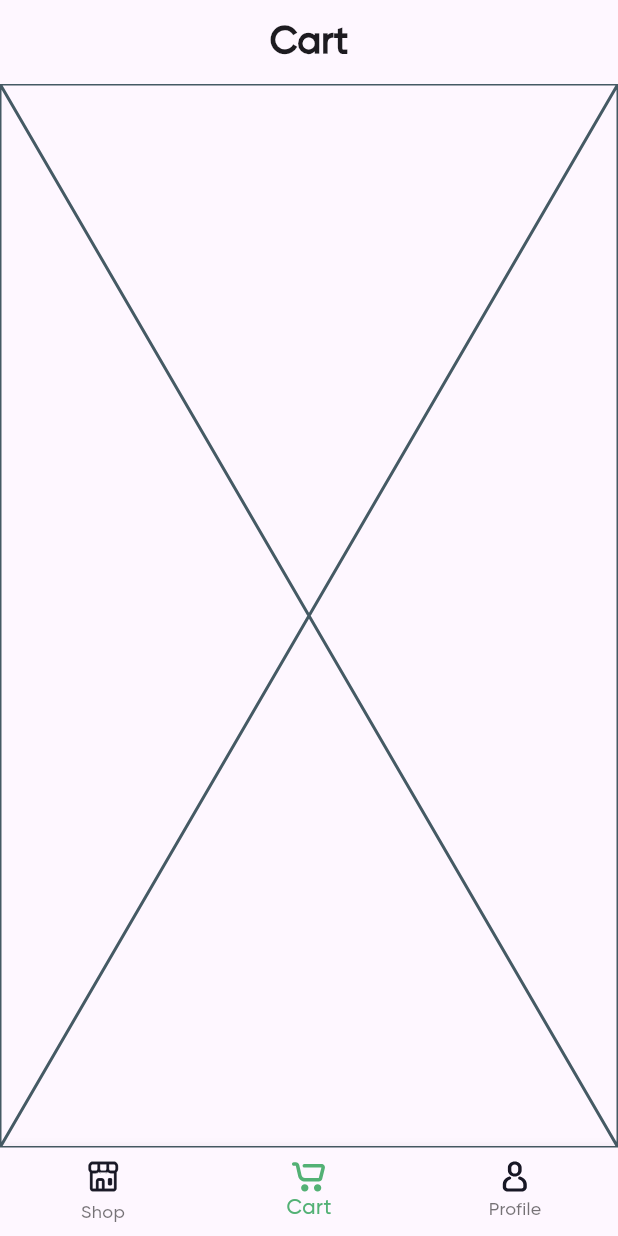
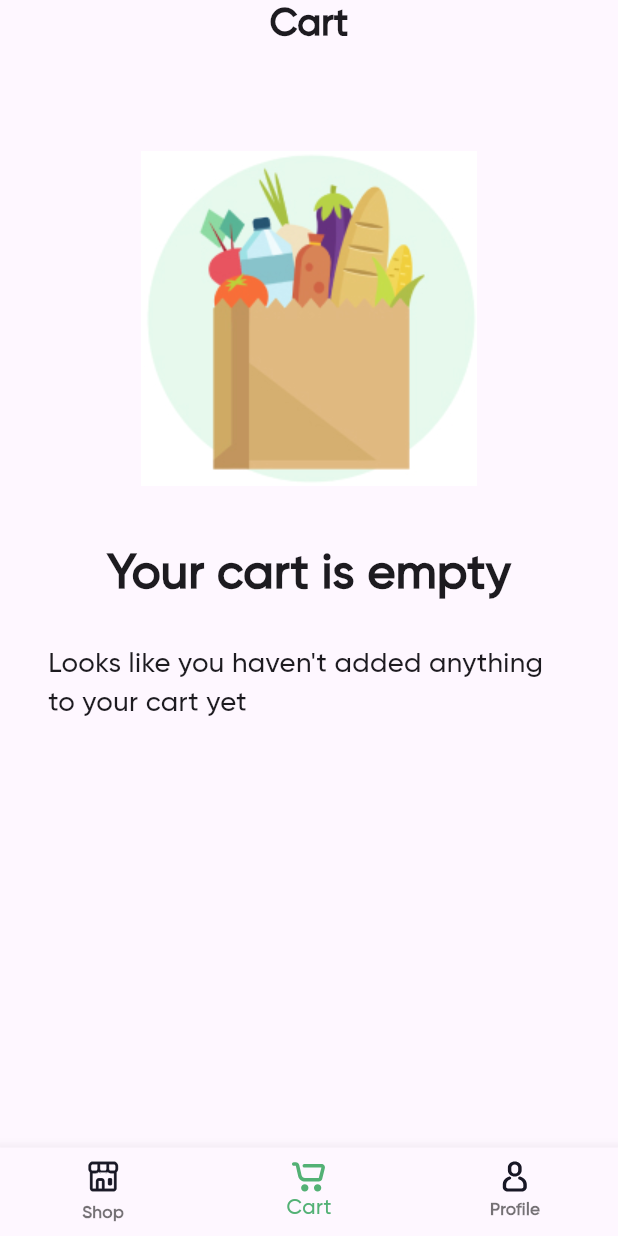
Before and after one commit to AhmedSamy02/e-commerce-app, a Flutter app: the screen it shows after launch, swiped to page 2, on a phone screen of 412 x 824 dp. Run offline on Flutter 3.47's test engine with Material 3 defaults, Android fonts, the phone set to English and light mode, and no system bars; our stand-ins replace accordion, cached_network_image, dartz, dio, email_validator, flutter_bloc and 13 more; missing offline and left inert: password_strength_checker; accounts and stored records are empty; network calls fail.

Commit message:
[➕ FR] Cart persentation layer added without checkout

```diff
--- /dev/null
+++ b/devtools_options.yaml
@@ -0,0 +1,3 @@
+description: This file stores settings for Dart & Flutter DevTools.
+documentation: https://docs.flutter.dev/tools/devtools/extensions#configure-extension-enablement-states
+extensions:
--- a/lib/core/constants/assets.dart
+++ b/lib/core/constants/assets.dart
@@ -5,3 +5,5 @@ const kGroceriesAsset = 'assets/images/groceries.jpg';
 const kCartAsset = 'assets/icons/cart.svg';
 const kProfileAsset = 'assets/icons/profile.svg';
 const kShopAsset = 'assets/icons/shop.svg';
+const kFailedAlertAsset = 'assets/images/failed_alert.jpg';
+const kCartErrorAsset = 'assets/images/cart_error.jpg';
--- a/lib/features/cart/data/models/cart.dart
+++ b/lib/features/cart/data/models/cart.dart
@@ -2,12 +2,12 @@ import 'package:hive/hive.dart';
 import 'package:simple_ecommerce/features/shop/data/models/product.dart';
 part 'cart.g.dart';
 
-@HiveType(typeId: 1)
+@HiveType(typeId: 2)
 class Cart {
   @HiveField(0)
   final Product product;
   @HiveField(1)
-  final int quantity;
+  int quantity;
 
   Cart({required this.product, required this.quantity});
 }
--- /dev/null
+++ b/lib/features/cart/presentation/controllers/cart_cubit.dart
@@ -0,0 +1,42 @@
+import 'package:flutter_bloc/flutter_bloc.dart';
+import 'package:simple_ecommerce/features/cart/data/models/cart.dart';
+import 'package:simple_ecommerce/features/cart/domain/repositories/cart_repo.dart';
+import 'package:simple_ecommerce/features/cart/domain/use_cases/get_cart_use_case.dart';
+import 'package:simple_ecommerce/features/cart/presentation/controllers/cart_states.dart';
+import 'package:simple_ecommerce/features/shop/data/models/product.dart';
+
+class CartCubit extends Cubit<CartState> {
+  CartCubit(this.cartRepository) : super(CartInitial());
+  final CartRepository cartRepository;
+  List<Cart> cartItems = [];
+  Future<void> getCart() async {
+    emit(CartLoading());
+    final result = await GetCartUseCase(cartRepository: cartRepository).call();
+    result.fold((failure) {
+      emit(CartError(message: failure.message));
+    }, (items) {
+      cartItems = items;
+      if (items.isEmpty) {
+        emit(CartEmpty());
+      } else {
+        emit(CartLoaded(cart: items));
+      }
+    });
+  }
+
+  void removeCartItem(Cart cart) {
+    cartItems.remove(cart);
+    emit(CartLoaded(cart: cartItems));
+  }
+
+  void changeQunatity(Cart cart, int quantity) {
+    final index = cartItems.indexOf(cart);
+    cartItems[index].quantity = quantity;
+    emit(CartLoaded(cart: cartItems));
+  }
+
+  Future<void> addToCart(Product product, int quantity) async {
+    cartItems.add(Cart(product: product, quantity: quantity));
+    emit(CartLoaded(cart: cartItems));
+  }
+}
--- /dev/null
+++ b/lib/features/cart/presentation/controllers/cart_states.dart
@@ -0,0 +1,21 @@
+import 'package:simple_ecommerce/features/cart/data/models/cart.dart';
+
+class CartState {}
+
+class CartInitial extends CartState {}
+
+class CartError extends CartState {
+  final String message;
+
+  CartError({required this.message});
+}
+
+class CartEmpty extends CartState {}
+
+class CartLoaded extends CartState {
+  final List<Cart> cart;
+
+  CartLoaded({required this.cart});
+}
+
+class CartLoading extends CartState {}
--- /dev/null
+++ b/lib/features/cart/presentation/screens/cart_screen.dart
@@ -0,0 +1,83 @@
+import 'package:flutter/material.dart';
+import 'package:flutter_bloc/flutter_bloc.dart';
+import 'package:flutter_screenutil/flutter_screenutil.dart';
+import 'package:flutter_spinkit/flutter_spinkit.dart';
+import 'package:simple_ecommerce/core/constants/colors.dart';
+import 'package:simple_ecommerce/core/constants/widgets/auth_normal_button.dart';
+import 'package:simple_ecommerce/features/cart/presentation/controllers/cart_cubit.dart';
+import 'package:simple_ecommerce/features/cart/presentation/controllers/cart_states.dart';
+import 'package:simple_ecommerce/features/cart/presentation/screens/cart_error_screen.dart';
+import 'package:simple_ecommerce/features/cart/presentation/screens/empty_cart_screen.dart';
+import 'package:simple_ecommerce/features/cart/presentation/widgets/cart_item.dart';
+
+class CartScreen extends StatefulWidget {
+  const CartScreen({super.key});
+
+  @override
+  State<CartScreen> createState() => _CartScreenState();
+}
+
+class _CartScreenState extends State<CartScreen> {
+  @override
+  Widget build(BuildContext context) {
+
+    return BlocBuilder<CartCubit, CartState>(
+      builder: (context, state) {
+        if (state is CartInitial || state is CartEmpty) {
+          return const EmptyCartScreen();
+        }
+        if (state is CartLoading) {
+          return const Center(
+            child: SpinKitWaveSpinner(color: kMainGreen),
+          );
+        }
+        if (state is CartError) {
+          return CartErrorScreen(message: state.message);
+        }
+        if (state is CartLoaded) {
+          return Stack(
+            children: [
+              ListView.separated(
+                separatorBuilder: (context, index) {
+                  return Divider(
+                    color: Colors.grey[400],
+                    thickness: 1.sp,
+                    height: 42.h,
+                  );
+                },
+                padding: EdgeInsets.only(bottom: 0.11.sh),
+                itemCount: state.cart.length,
+                itemBuilder: (context, index) {
+                  return CartItem(
+                    cart: state.cart[index],
+                  );
+                },
+              ),
+              Align(
+                alignment: Alignment.bottomCenter,
+                child: Container(
+                  height: 0.07.sh,
+                  decoration: BoxDecoration(
+                      color: Colors.white,
+                      borderRadius: BorderRadius.all(Radius.circular(20.r)),
+                      boxShadow: [
+                        BoxShadow(
+                          color: kMainGreen,
+                          spreadRadius: 4.r,
+                          blurRadius: 12.r,
+                          offset: Offset(0, 3.sp),
+                        )
+                      ]),
+                  width: 0.8.sw,
+                  margin: EdgeInsets.only(bottom: 0.015.sh),
+                  child: MainNormalButton(text: 'Checkout', onPressed: () {}),
+                ),
+              ),
+            ],
+          );
+        }
+        return const SizedBox();
+      },
+    );
+  }
+}
--- /dev/null
+++ b/lib/features/cart/presentation/screens/empty_cart_screen.dart
@@ -0,0 +1,45 @@
+import 'package:flutter/widgets.dart';
+import 'package:flutter_screenutil/flutter_screenutil.dart';
+import 'package:simple_ecommerce/core/constants/assets.dart';
+
+class EmptyCartScreen extends StatelessWidget {
+  const EmptyCartScreen({super.key});
+
+  @override
+  Widget build(BuildContext context) {
+    return Padding(
+      padding: EdgeInsets.all(28.sp),
+      child: Column(
+        children: [
+          SizedBox(
+            height: 20.h,
+          ),
+          Image.asset(
+            kFailedAlertAsset,
+            height: 0.3.sh,
+          ),
+          SizedBox(
+            height: 20.h,
+          ),
+          Text(
+            'Your cart is empty',
+            style: TextStyle(
+              fontSize: 28.sp,
+              fontWeight: FontWeight.w600,
+            ),
+          ),
+          SizedBox(
+            height: 20.h,
+          ),
+          Text(
+            'Looks like you haven\'t added anything to your cart yet',
+            style: TextStyle(
+              fontSize: 16.sp,
+              fontWeight: FontWeight.w400,
+            ),
+          ),
+        ],
+      ),
+    );
+  }
+}
--- a/lib/features/home_screen.dart
+++ b/lib/features/home_screen.dart
@@ -4,6 +4,10 @@ import 'package:flutter_screenutil/flutter_screenutil.dart';
 import 'package:flutter_svg/svg.dart';
 import 'package:simple_ecommerce/core/constants/assets.dart';
 import 'package:simple_ecommerce/core/constants/colors.dart';
+import 'package:simple_ecommerce/core/constants/values.dart';
+import 'package:simple_ecommerce/features/cart/data/repositories/cart_repo_impl.dart';
+import 'package:simple_ecommerce/features/cart/presentation/controllers/cart_cubit.dart';
+import 'package:simple_ecommerce/features/cart/presentation/screens/cart_screen.dart';
 import 'package:simple_ecommerce/features/shop/presentation/controllers/shop_cubit.dart';
 import 'package:simple_ecommerce/features/shop/presentation/screens/shop_screen.dart';
 
@@ -18,7 +22,7 @@ class _HomeScreenState extends State<HomeScreen> {
   int _currentIndex = 0;
   @override
   Widget build(BuildContext context) {
-    final _pageController = PageController();
+    final pageController = PageController();
     final appBar = [
       AppBar(
         title: Text(
@@ -28,6 +32,7 @@ class _HomeScreenState extends State<HomeScreen> {
             fontSize: 22.sp,
           ),
         ),
+        toolbarHeight: 0.04.sh,
         centerTitle: true,
       ),
       AppBar(
@@ -38,13 +43,14 @@ class _HomeScreenState extends State<HomeScreen> {
             fontSize: 22.sp,
           ),
         ),
+        toolbarHeight: 0.04.sh,
         centerTitle: true,
       ),
       null
     ];
     final List<Widget> homeBodies = [
-      ShopScreen(),
-      Placeholder(),
+      const ShopScreen(),
+      const CartScreen(),
       Placeholder(),
     ];
     return MultiBlocProvider(
@@ -52,11 +58,14 @@ class _HomeScreenState extends State<HomeScreen> {
         BlocProvider<ShopCubit>(
           create: (context) => ShopCubit(),
         ),
+        BlocProvider<CartCubit>(
+          create: (context) => CartCubit(getit.get<CartRepositoryImpl>())..getCart(),
+        )
       ],
       child: Scaffold(
         appBar: appBar[_currentIndex],
         body: PageView(
-          controller: _pageController,
+          controller: pageController,
           onPageChanged: (value) {
             setState(() {
               _currentIndex = value;
@@ -65,10 +74,15 @@ class _HomeScreenState extends State<HomeScreen> {
           children: homeBodies,
         ),
         bottomNavigationBar: BottomNavigationBar(
+          unselectedLabelStyle: TextStyle(
+            fontSize: 10.sp,
+            fontWeight: FontWeight.w900,
+            color: Colors.black,
+          ),
           currentIndex: _currentIndex,
           selectedItemColor: kMainGreen,
           onTap: (index) async {
-            await _pageController.animateToPage(index,
+            await pageController.animateToPage(index,
                 duration: const Duration(milliseconds: 700),
                 curve: Curves.easeInOut);
             setState(() {
--- a/lib/features/shop/presentation/controllers/shop_cubit.dart
+++ b/lib/features/shop/presentation/controllers/shop_cubit.dart
@@ -19,7 +19,6 @@ class ShopCubit extends Cubit<ShopState> {
   }
 
   Future<void> fetchPage(int pageKey) async {
-    logger.d('fetchPage: $pageKey');
     final response =
         await GetProductsUseCase(repository: getit.get<ShopRepository>())
             .call(pageKey, _pageSize);
```
Also changed, not shown: lib/core/constants/methods.dart (+13 -3 lines), lib/core/constants/widgets/items_count_row.dart (+8 -5 lines), lib/features/cart/presentation/screens/cart_error_screen.dart (added, +45 -0 lines), lib/features/cart/presentation/widgets/cart_item.dart (added, +136 -0 lines), lib/features/cart/presentation/widgets/empty_cart.dart (added, +41 -0 lines), lib/features/shop/presentation/screens/product_details_screen.dart (+8 -4 lines), lib/features/shop/presentation/widgets/product_grid_item.dart (+7 -2 lines), lib/features/shop/presentation/widgets/rounded_add_to_cart_button.dart (+11 -3 lines), assets/gifs/sucess.gif (added), assets/images/cart_error.jpg (added), assets/images/failed_alert.jpg (added), lib/features/cart/data/models/cart.g.dart.
